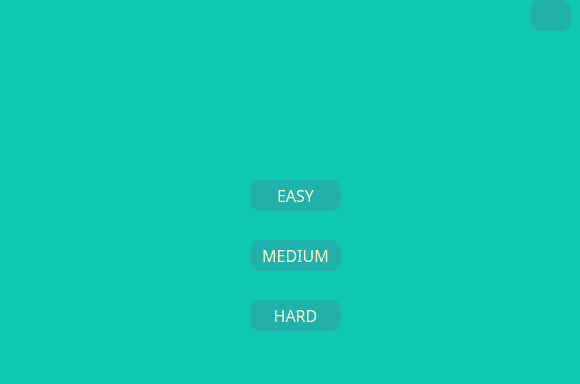
Before: the Qt Designer form GUI_TICTACTOE/GUI_LEVEL.ui in Denzaro/TIC-TAC-TOE-game, drawn with Qt 5.
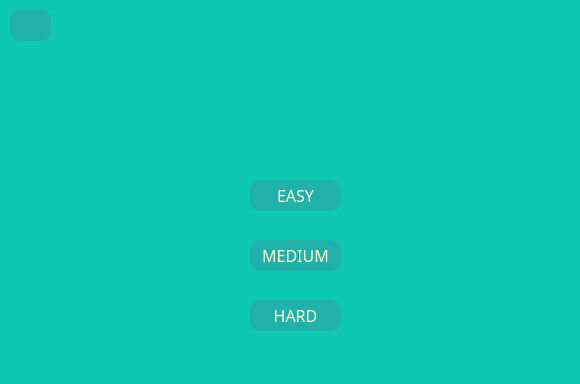
After: the same form once the commit is applied. Icons and pictures are not drawn.

Diff of the .ui file:
```diff
--- a/GUI_TICTACTOE/GUI_LEVEL.ui
+++ b/GUI_TICTACTOE/GUI_LEVEL.ui
@@ -85,8 +85,8 @@
    <widget class="QLabel" name="label_5">
     <property name="geometry">
      <rect>
-      <x>40</x>
-      <y>20</y>
+      <x>70</x>
+      <y>40</y>
       <width>61</width>
       <height>51</height>
      </rect>
@@ -230,8 +230,8 @@
    <widget class="QLabel" name="label_9">
     <property name="geometry">
      <rect>
-      <x>520</x>
-      <y>0</y>
+      <x>10</x>
+      <y>10</y>
       <width>51</width>
       <height>31</height>
      </rect>
@@ -248,8 +248,8 @@
    <widget class="QPushButton" name="sound">
     <property name="geometry">
      <rect>
-      <x>530</x>
-      <y>0</y>
+      <x>10</x>
+      <y>10</y>
       <width>41</width>
       <height>31</height>
      </rect>
```
Left out of the diff: 9 changed lines with no effect on the pictures.
